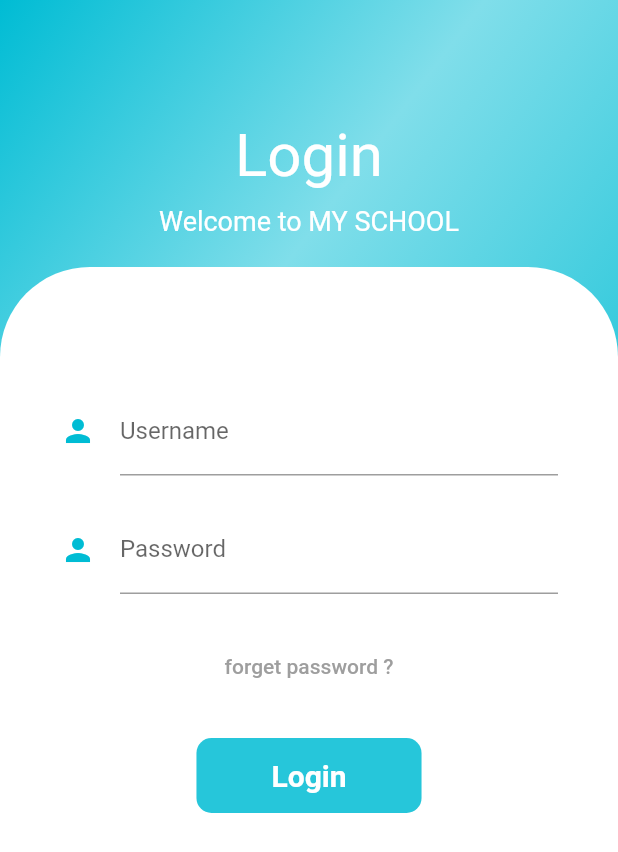
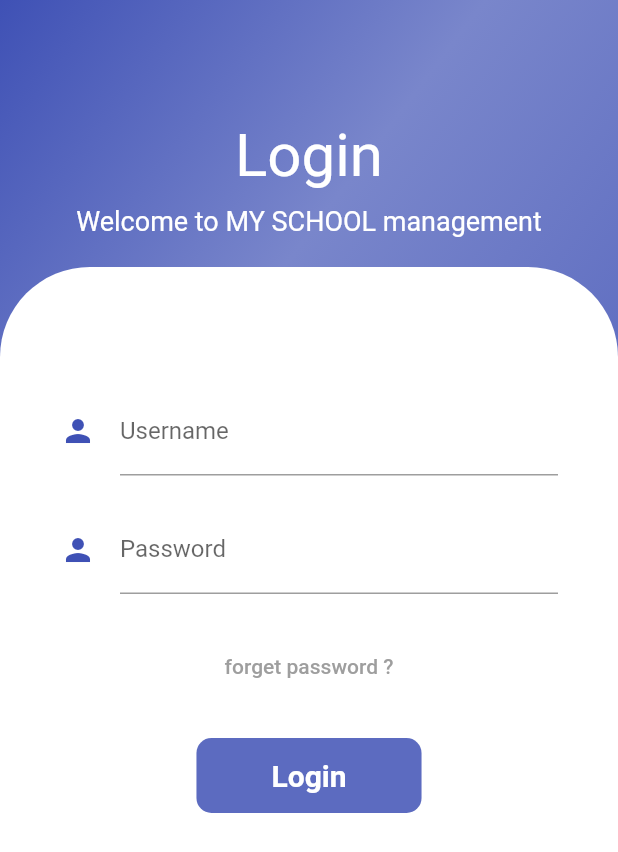
Before and after one commit to hassanalkhabaz/management_school, a Flutter app: the screen it shows after launch, on a phone screen of 412 x 824 dp. Shown: the top 852 px of the screen. Run offline on Flutter 3.47's test engine with Material 2 defaults, Android fonts, the phone set to English and light mode, and no system bars; drawn by our look-alikes of flutter_form_builder; our stand-ins replace shared_preferences.

Commit message:
login colors changed

```diff
--- a/lib/ui/pages/logIn.dart
+++ b/lib/ui/pages/logIn.dart
@@ -16,7 +16,7 @@ class LogIn extends StatelessWidget {
           decoration: BoxDecoration(
             gradient: LinearGradient(
                 begin: Alignment.topLeft,
-                colors: [Colors.cyan[500], Colors.cyan[200], Colors.cyan[400]]),
+                colors: [Colors.indigo[500], Colors.indigo[300], Colors.indigo[400]]),
           ),
           child: Column(
             children: <Widget>[
@@ -65,7 +65,7 @@ class LogIn extends StatelessWidget {
                 textField(context,
                     icon: Icon(
                       Icons.person,
-                      color: Colors.cyan,
+                      color: Colors.indigo,
                     ),
                     name: 'username',
                     label: 'Username',
@@ -77,7 +77,7 @@ class LogIn extends StatelessWidget {
                 textField(context,
                     icon: Icon(
                       Icons.person,
-                      color: Colors.cyan,
+                      color: Colors.indigo,
                     ),
                     name: 'password',
                     label: 'Password',
@@ -113,7 +113,7 @@ class LogIn extends StatelessWidget {
           padding: EdgeInsets.symmetric(horizontal: 50),
           shape:
               RoundedRectangleBorder(borderRadius: BorderRadius.circular(10)),
-          color: Colors.cyan[400],
+          color: Colors.indigo[400],
           child: Text(
             'Login',
             style: TextStyle(
@@ -142,7 +142,7 @@ class LogIn extends StatelessWidget {
       obscureText: isPassword,
       obscuringCharacter: '*',
       decoration: InputDecoration(
-          focusColor: Colors.cyan[400],
+          focusColor: Colors.indigo[400],
           icon: icon,
           labelText: label,
           hintText: hint,
@@ -165,7 +165,7 @@ class LogIn extends StatelessWidget {
         ),
         Center(
           child: Text(
-            'Welcome to MY SCHOOL',
+            'Welcome to MY SCHOOL management',
             style: TextStyle(color: Colors.white, fontSize: 18),
           ),
         ),
```
